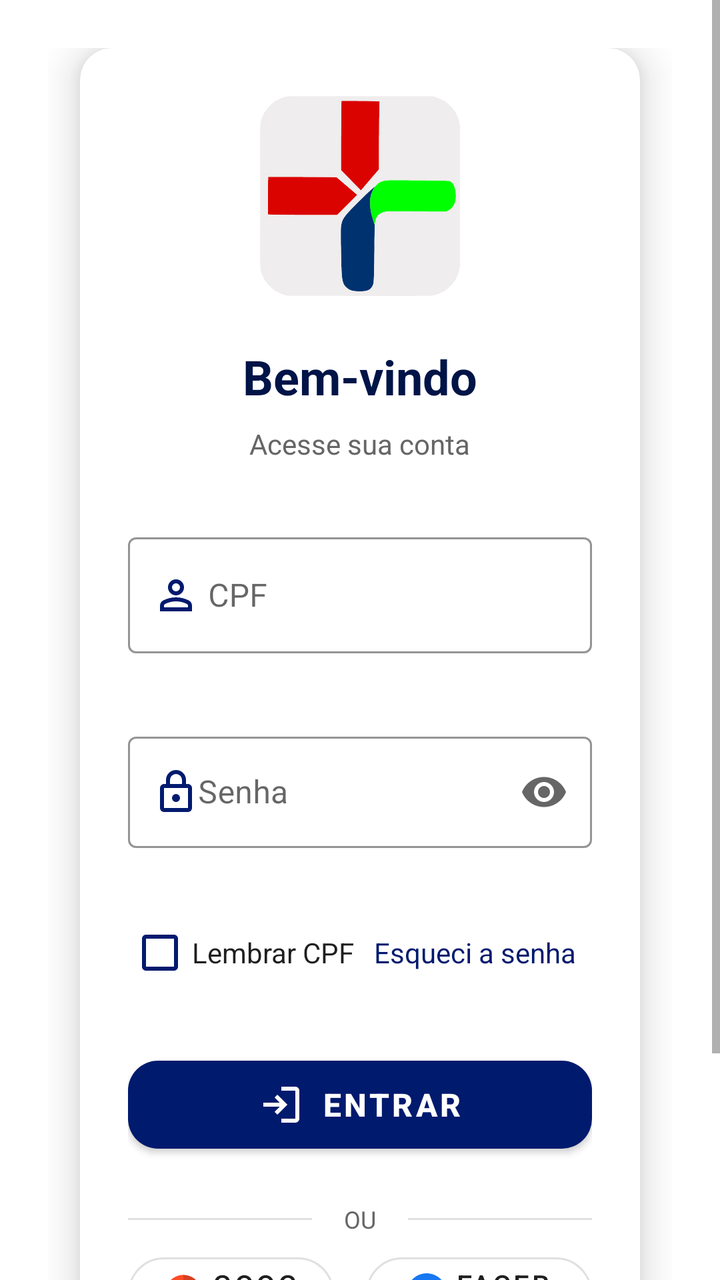
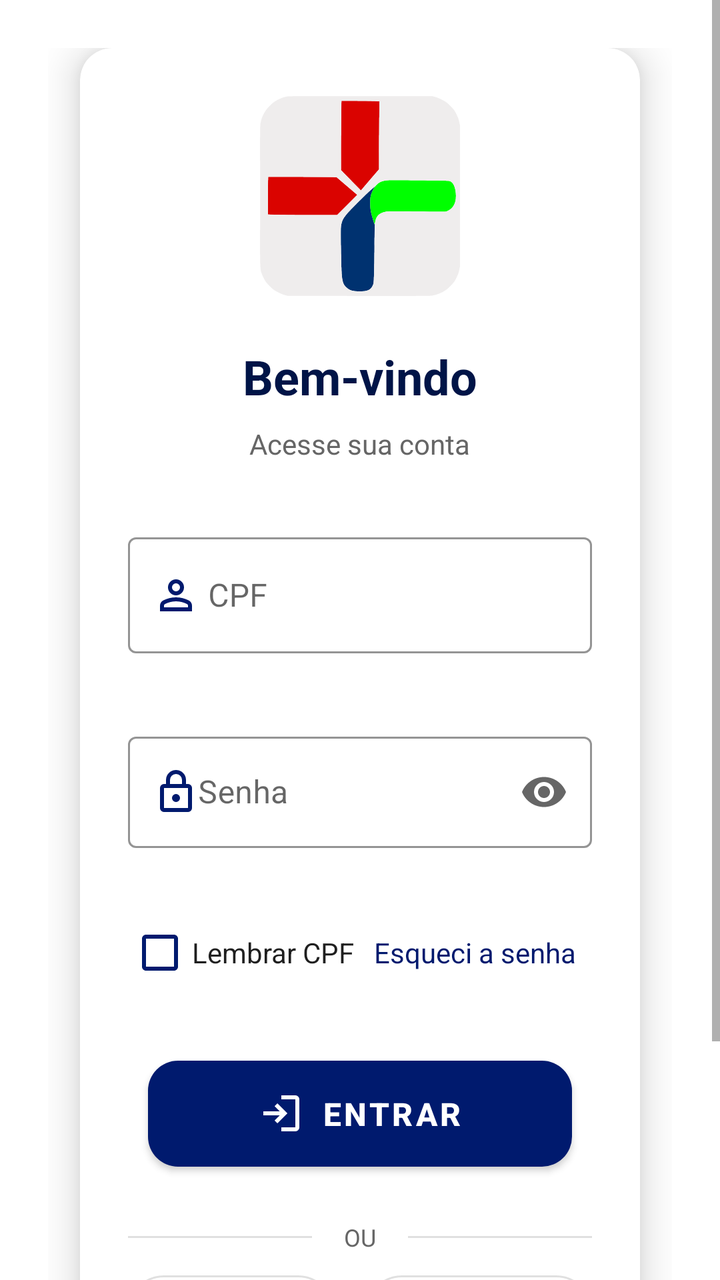

Before-and-after screenshots of an Android layout around one commit, followed by the original layout XML and the change that was made.
<!-- AndroidManifest.xml: application theme Theme.MaterialComponents.Light.NoActionBar -->
<!-- res/layout/activity_login.xml -->
<?xml version="1.0" encoding="utf-8"?>
<ScrollView xmlns:android="http://schemas.android.com/apk/res/android"
    xmlns:tools="http://schemas.android.com/tools"
    xmlns:app="http://schemas.android.com/apk/res-auto"
    android:id="@+id/main"
    android:layout_width="match_parent"
    android:layout_height="match_parent"
    android:fillViewport="true"
    tools:context=".LoginActivity">

    <androidx.constraintlayout.widget.ConstraintLayout
        android:layout_width="match_parent"
        android:layout_height="wrap_content"
        android:minHeight="?android:attr/listPreferredItemHeight"
        android:padding="24dp">

        
        <androidx.cardview.widget.CardView
            android:id="@+id/cardLayout"
            android:layout_width="0dp"
            android:layout_height="wrap_content"
            android:layout_marginHorizontal="16dp"
            app:cardCornerRadius="16dp"
            app:cardElevation="12dp"
            app:cardBackgroundColor="@android:color/white"
            app:layout_constraintTop_toTopOf="parent"
            app:layout_constraintBottom_toBottomOf="parent"
            app:layout_constraintStart_toStartOf="parent"
            app:layout_constraintEnd_toEndOf="parent"
            app:layout_constraintVertical_bias="0.5">

            <LinearLayout
                android:layout_width="match_parent"
                android:layout_height="wrap_content"
                android:orientation="vertical"
                android:padding="24dp">

                
                <ImageView
                    android:id="@+id/imgLogo"
                    android:layout_width="100dp"
                    android:layout_height="100dp"
                    android:layout_gravity="center"
                    android:layout_marginBottom="24dp"
                    android:contentDescription="@string/app_logo_description"
                    android:scaleType="centerInside"
                    android:src="@drawable/ic_logo" />

                
                <TextView
                    android:id="@+id/txtTitulo"
                    android:layout_width="wrap_content"
                    android:layout_height="wrap_content"
                    android:layout_gravity="center"
                    android:text="@string/bem_vindo"
                    android:textSize="24sp"
                    android:textStyle="bold"
                    android:textColor="@color/primary_dark"
                    android:layout_marginBottom="8dp" />

                <TextView
                    android:id="@+id/txtSubtitulo"
                    android:layout_width="wrap_content"
                    android:layout_height="wrap_content"
                    android:layout_gravity="center"
                    android:text="@string/acesse_sua_conta"
                    android:textSize="14sp"
                    android:textColor="@color/text_secondary"
                    android:layout_marginBottom="32dp" />

                
                <com.google.android.material.textfield.TextInputLayout
                    android:id="@+id/layoutCPF"
                    style="@style/Widget.MaterialComponents.TextInputLayout.OutlinedBox"
                    android:layout_width="match_parent"
                    android:layout_height="wrap_content"
                    android:layout_marginBottom="16dp"
                    android:hint="@string/cpf"
                    app:startIconDrawable="@drawable/ic_person"
                    app:startIconTint="@color/primary"
                    app:boxStrokeColor="@color/primary"
                    app:hintTextColor="@color/primary"
                    app:errorEnabled="true"
                    app:startIconContentDescription="@string/cpf_icon_description"
                    app:expandedHintEnabled="true">

                    <com.google.android.material.textfield.TextInputEditText
                        android:id="@+id/editCpf"
                        android:layout_width="match_parent"
                        android:layout_height="wrap_content"
                        android:inputType="number"
                        android:importantForAutofill="yes"
                        android:autofillHints="username"
                        android:textColor="@color/text_primary"
                        android:maxLength="14"
                        android:maxLines="1"
                        android:drawableStart="@drawable/ic_person" />
                </com.google.android.material.textfield.TextInputLayout>

                <com.google.android.material.textfield.TextInputLayout
                    android:id="@+id/layoutSenha"
                    style="@style/Widget.MaterialComponents.TextInputLayout.OutlinedBox"
                    android:layout_width="match_parent"
                    android:layout_height="wrap_content"
                    android:layout_marginBottom="8dp"
                    android:hint="@string/senha"
                    app:startIconDrawable="@drawable/ic_lock"
                    app:startIconTint="@color/primary"
                    app:endIconMode="password_toggle"
                    app:boxStrokeColor="@color/primary"
                    app:hintTextColor="@color/primary"
                    app:errorEnabled="true"
                    app:startIconContentDescription="@string/senha_icon_description"
                    app:expandedHintEnabled="true">

                    <com.google.android.material.textfield.TextInputEditText
                        android:id="@+id/editSenha"
                        android:layout_width="match_parent"
                        android:layout_height="wrap_content"
                        android:inputType="textPassword"
                        android:importantForAutofill="yes"
                        android:autofillHints="password"
                        android:textColor="@color/text_primary"
                        android:maxLines="1"
                        android:paddingStart="35dp"
                        android:paddingEnd="12dp" />
                </com.google.android.material.textfield.TextInputLayout>

                
                <LinearLayout
                    android:layout_width="match_parent"
                    android:layout_height="wrap_content"
                    android:orientation="horizontal"
                    android:gravity="center_vertical"
                    android:layout_marginBottom="24dp">

                    <com.google.android.material.checkbox.MaterialCheckBox
                        android:id="@+id/checkboxLembrar"
                        android:layout_width="0dp"
                        android:layout_height="wrap_content"
                        android:text="@string/lembrar_cpf"
                        android:textColor="@color/text_primary"
                        android:textSize="14sp"
                        app:buttonTint="@color/primary"
                        android:layout_weight="1" />

                    <TextView
                        android:id="@+id/txtEsqueciSenha"
                        android:layout_width="wrap_content"
                        android:layout_height="wrap_content"
                        android:text="@string/esqueci_senha"
                        android:textColor="@color/primary"
                        android:textSize="14sp"
                        android:background="?android:attr/selectableItemBackground"
                        android:padding="8dp"
                        android:clickable="true"
                        android:focusable="true" />
                </LinearLayout>

                
                <com.google.android.material.button.MaterialButton
                    android:id="@+id/btnLogin"
                    android:layout_width="match_parent"
                    android:layout_height="56dp"
                    android:layout_marginBottom="16dp"
                    android:text="@string/entrar"
                    android:textColor="@android:color/white"
                    android:textSize="16sp"
                    android:textStyle="bold"
                    app:backgroundTint="@color/primary"
                    app:cornerRadius="15dp"
                    app:elevation="4dp"
                    app:icon="@drawable/ic_login"
                    app:iconGravity="textStart"
                    app:iconTint="@android:color/white" />

                
                <LinearLayout
                    android:layout_width="match_parent"
                    android:layout_height="wrap_content"
                    android:orientation="horizontal"
                    android:gravity="center_vertical"
                    android:layout_marginVertical="5dp">

                    <View
                        android:layout_width="0dp"
                        android:layout_height="1dp"
                        android:layout_weight="1"
                        android:background="@color/divider" />

                    <TextView
                        android:layout_width="wrap_content"
                        android:layout_height="wrap_content"
                        android:text="@string/ou"
                        android:textColor="@color/text_secondary"
                        android:textSize="12sp"
                        android:layout_marginHorizontal="16dp" />

                    <View
                        android:layout_width="0dp"
                        android:layout_height="1dp"
                        android:layout_weight="1"
                        android:background="@color/divider" />
                </LinearLayout>

                
                <LinearLayout
                    android:layout_width="match_parent"
                    android:layout_height="wrap_content"
                    android:orientation="horizontal"
                    android:gravity="center"
                    android:layout_marginBottom="24dp">

                    <com.google.android.material.button.MaterialButton
                        android:id="@+id/btnGoogle"
                        style="@style/Widget.MaterialComponents.Button.OutlinedButton"
                        android:layout_width="0dp"
                        android:layout_height="48dp"
                        android:layout_weight="1"
                        android:layout_marginEnd="8dp"
                        android:text="@string/google"
                        android:textColor="@color/text_primary"
                        android:textSize="14sp"
                        app:strokeColor="@color/divider"
                        app:strokeWidth="1dp"
                        app:cornerRadius="24dp"
                        app:icon="@drawable/ic_google"
                        app:iconGravity="textStart"
                        app:iconSize="20dp"
                        app:iconTint="@null" />

                    <com.google.android.material.button.MaterialButton
                        android:id="@+id/btnFacebook"
                        style="@style/Widget.MaterialComponents.Button.OutlinedButton"
                        android:layout_width="10dp"
                        android:layout_height="48dp"
                        android:layout_weight="1"
                        android:layout_marginStart="8dp"
                        android:text="@string/facebook"
                        android:textColor="@color/text_primary"
                        android:textSize="14sp"
                        app:strokeColor="@color/divider"
                        app:strokeWidth="1dp"
                        app:cornerRadius="24dp"
                        app:icon="@drawable/ic_facebook"
                        app:iconGravity="textStart"
                        app:iconSize="20dp"
                        app:iconTint="@null" />
                </LinearLayout>

                
                <TextView
                    android:id="@+id/txtCadastro"
                    android:layout_width="wrap_content"
                    android:layout_height="wrap_content"
                    android:layout_gravity="center"
                    android:text="@string/nao_tem_conta"
                    android:textColor="@color/primary"
                    android:textSize="14sp"
                    android:background="?android:attr/selectableItemBackground"
                    android:padding="8dp"
                    android:clickable="true"
                    android:focusable="true" />

            </LinearLayout>
        </androidx.cardview.widget.CardView>
    </androidx.constraintlayout.widget.ConstraintLayout>
</ScrollView>
<!-- resources referenced by this layout -->
<resources>
  <color name="divider">#E0E0E0</color>
  <color name="primary">#001A6E</color>
  <color name="primary_dark">#001447</color>
  <color name="text_primary">#1F1F1F</color>
  <color name="text_secondary">#666666</color>
  <!-- drawable ic_facebook: vector/xml drawable (drawable, 2486 chars, omitted) -->
  <!-- drawable ic_google: vector/xml drawable (drawable, 3583 chars, omitted) -->
  <!-- drawable ic_lock (drawable) -->
  <vector xmlns:android="http://schemas.android.com/apk/res/android"
      android:width="24dp"
      android:height="24dp"
      android:viewportWidth="960"
      android:viewportHeight="960">
    <path
        android:pathData="M240,880q-33,0 -56.5,-23.5T160,800v-400q0,-33 23.5,-56.5T240,320h40v-80q0,-83 58.5,-141.5T480,40q83,0 141.5,58.5T680,240v80h40q33,0 56.5,23.5T800,400v400q0,33 -23.5,56.5T720,880L240,880ZM240,800h480v-400L240,400v400ZM480,680q33,0 56.5,-23.5T560,600q0,-33 -23.5,-56.5T480,520q-33,0 -56.5,23.5T400,600q0,33 23.5,56.5T480,680ZM360,320h240v-80q0,-50 -35,-85t-85,-35q-50,0 -85,35t-35,85v80ZM240,800v-400,400Z"
        android:fillColor="#e3e3e3"/>
  </vector>
  <!-- drawable ic_login (drawable) -->
  <vector xmlns:android="http://schemas.android.com/apk/res/android"
      android:width="24dp"
      android:height="24dp"
      android:viewportWidth="960"
      android:viewportHeight="960">
    <path
        android:pathData="M480,840v-80h280v-560L480,200v-80h280q33,0 56.5,23.5T840,200v560q0,33 -23.5,56.5T760,840L480,840ZM400,680 L345,622 447,520L120,520v-80h327L345,338l55,-58 200,200 -200,200Z"
        android:fillColor="#e3e3e3"/>
  </vector>
  <!-- drawable ic_logo: vector/xml drawable (drawable, 4648 chars, omitted) -->
  <!-- drawable ic_person (drawable) -->
  <vector xmlns:android="http://schemas.android.com/apk/res/android"
      android:width="24dp"
      android:height="24dp"
      android:viewportWidth="960"
      android:viewportHeight="960">
    <path
        android:pathData="M480,480q-66,0 -113,-47t-47,-113q0,-66 47,-113t113,-47q66,0 113,47t47,113q0,66 -47,113t-113,47ZM160,800v-112q0,-34 17.5,-62.5T224,582q62,-31 126,-46.5T480,520q66,0 130,15.5T736,582q29,15 46.5,43.5T800,688v112L160,800ZM240,720h480v-32q0,-11 -5.5,-20T700,654q-54,-27 -109,-40.5T480,600q-56,0 -111,13.5T260,654q-9,5 -14.5,14t-5.5,20v32ZM480,400q33,0 56.5,-23.5T560,320q0,-33 -23.5,-56.5T480,240q-33,0 -56.5,23.5T400,320q0,33 23.5,56.5T480,400ZM480,320ZM480,720Z"
        android:fillColor="#e3e3e3"/>
  </vector>
  <string name="acesse_sua_conta">Acesse sua conta</string>
  <string name="app_logo_description">Logo do Aplicativo</string>
  <string name="bem_vindo">Bem-vindo</string>
  <string name="cpf">CPF</string>
  <string name="cpf_icon_description">Ícone de usuário</string>
  <string name="entrar">Entrar</string>
  <string name="esqueci_senha">Esqueci a senha</string>
  <string name="facebook">Facebook</string>
  <string name="google">Google</string>
  <string name="lembrar_cpf">Lembrar CPF</string>
  <string name="nao_tem_conta">Não tem conta? Cadastre-se</string>
  <string name="ou">OU</string>
  <string name="senha">Senha</string>
  <string name="senha_icon_description">Ícone de senha</string>
</resources>

<!-- the commit's change to res/layout/activity_login.xml (unified diff, before → after) -->
@@ -161,12 +161,13 @@
                 <com.google.android.material.button.MaterialButton
                     android:id="@+id/btnLogin"
                     android:layout_width="match_parent"
-                    android:layout_height="56dp"
+                    android:layout_height="65dp"
                     android:layout_marginBottom="16dp"
                     android:text="@string/entrar"
                     android:textColor="@android:color/white"
                     android:textSize="16sp"
                     android:textStyle="bold"
+                    android:layout_marginHorizontal="10dp"
                     app:backgroundTint="@color/primary"
                     app:cornerRadius="15dp"
                     app:elevation="4dp"
